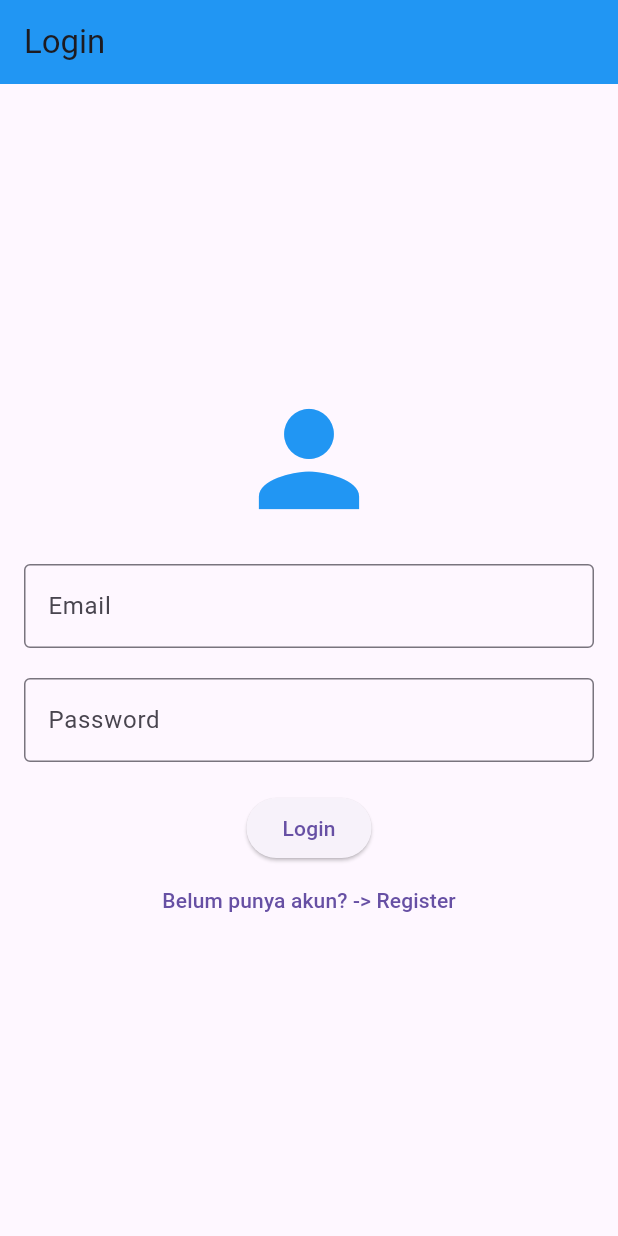
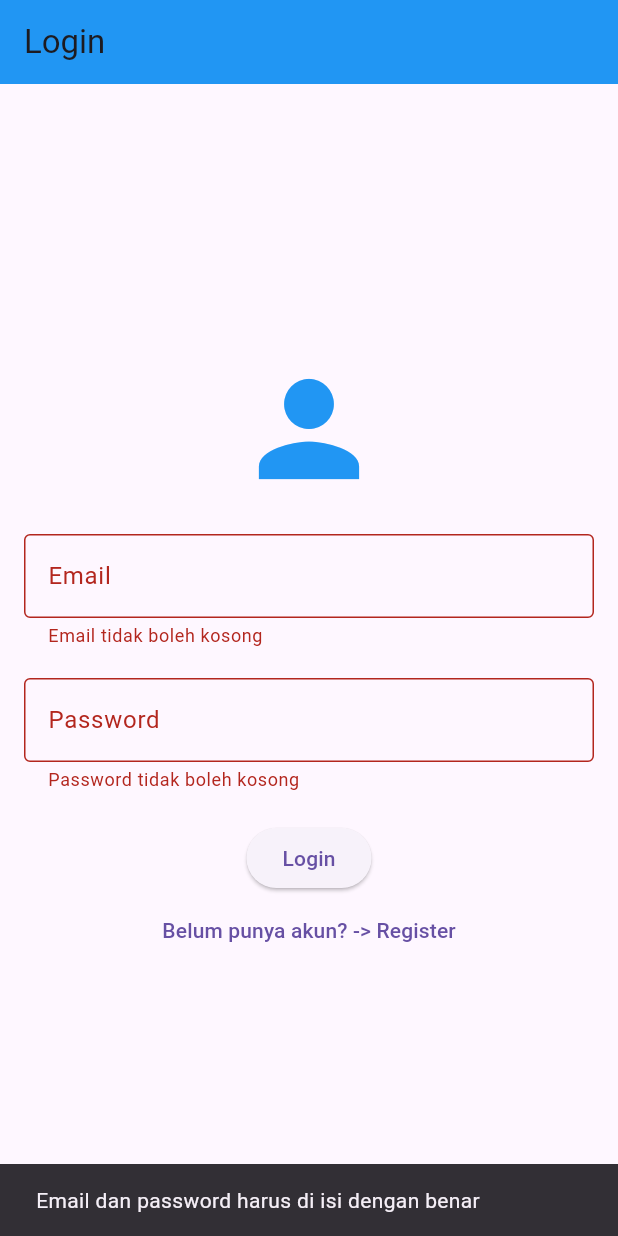
Before and after one commit to putrafir/flutter_kuliah_login_register, a Flutter app: the screen it shows after launch, after a tap on "Login", on a phone screen of 412 x 824 dp. Run offline on Flutter 3.47's test engine with Material 3 defaults, Android fonts, the phone set to English and light mode, and no system bars.

Commit message:
menambahkan validasi

```diff
--- /dev/null
+++ b/lib/home_page.dart
@@ -0,0 +1,23 @@
+import 'package:flutter/material.dart';
+
+class HomePage extends StatelessWidget {
+  @override
+  Widget build(BuildContext context) {
+    return Scaffold(
+      appBar: AppBar(title: Text('Home')),
+      body: Center(
+        child: Column(
+          mainAxisAlignment: MainAxisAlignment.center,
+          children: [
+            Text(
+              'Selamat datang, user@example.com!',
+              style: TextStyle(fontSize: 20, fontWeight: FontWeight.bold),
+            ),
+            SizedBox(height: 10),
+            Text('Ini adalah halaman home dengan data pengguna statis.'),
+          ],
+        ),
+      ),
+    );
+  }
+}
--- a/lib/login_page.dart
+++ b/lib/login_page.dart
@@ -1,12 +1,21 @@
 import 'package:flutter/material.dart';
 
-class LoginPage extends StatelessWidget {
+class LoginPage extends StatefulWidget {
   const LoginPage({super.key});
 
   @override
+  State<LoginPage> createState() => _LoginPageState();
+}
+
+class _LoginPageState extends State<LoginPage> {
+  @override
   Widget build(BuildContext context) {
+    final formKey = GlobalKey<FormState>();
     final TextEditingController emailController = TextEditingController();
     final TextEditingController passwordController = TextEditingController();
+
+    final String staticEmail = 'firdaus@gmail.com';
+    final String staticPassword = 'haduh123';
 
     return Scaffold(
       appBar: AppBar(
@@ -15,6 +24,8 @@ class LoginPage extends StatelessWidget {
       ),
       body: Padding(
         padding: const EdgeInsets.all(16.0),
+        child: Form(
+          key: formKey,
           child: Column(
             mainAxisAlignment: MainAxisAlignment.center,
             children: [
@@ -26,22 +37,40 @@ class LoginPage extends StatelessWidget {
               const SizedBox(
                 height: 20,
               ),
-            TextField(
+              TextFormField(
                 controller: emailController,
                 decoration: const InputDecoration(
                   labelText: 'Email',
                   border: OutlineInputBorder(),
                 ),
+                validator: (value) {
+                  if (value == null || value.isEmpty) {
+                    return 'Email tidak boleh kosong';
+                  }
+                  if (!RegExp(r'^[^@]+@[^@]+\.[^@]+').hasMatch(value)) {
+                    return 'Masukkan email yang valid';
+                  }
+                  return null;
+                },
               ),
               const SizedBox(
                 height: 20,
               ),
-            TextField(
+              TextFormField(
                 controller: passwordController,
                 decoration: const InputDecoration(
                   labelText: 'Password',
                   border: OutlineInputBorder(),
                 ),
+                validator: (value) {
+                  if (value == null || value.isEmpty) {
+                    return 'Password tidak boleh kosong';
+                  }
+                  if (value.length < 6) {
+                    return 'Password harus memiliki minimal 6 karakter';
+                  }
+                  return null;
+                },
                 obscureText: true,
               ),
               const SizedBox(
@@ -49,18 +78,16 @@ class LoginPage extends StatelessWidget {
               ),
               ElevatedButton(
                 onPressed: () {
-                // String email = emailController.text;
-                // String password = passwordController.text;
-
-                // if (email.isNotEmpty && password.isNotEmpty) {
-                //   Navigator.pushNamed(context, '/home');
-                // } else {
-                //   ScaffoldMessenger.of(context).showSnackBar(
-                //     SnackBar(
-                //       content: Text('Email dan password harus diisi!'),
-                //     ),
-                //   );
-                // }
+                  if (formKey.currentState!.validate()) {
+                    if (emailController.text == staticEmail &&
+                        passwordController.text == staticPassword) {
+                      Navigator.pushNamed(context, '/home');
+                    }
+                  } else {
+                    ScaffoldMessenger.of(context).showSnackBar(const SnackBar(
+                        content: Text(
+                            'Email dan password harus di isi dengan benar')));
+                  }
                 },
                 child: const Text('Login'),
               ),
@@ -71,6 +98,7 @@ class LoginPage extends StatelessWidget {
             ],
           ),
         ),
+      ),
     );
   }
 }
--- a/lib/main.dart
+++ b/lib/main.dart
@@ -1,4 +1,5 @@
 import 'package:flutter/material.dart';
+import 'package:kuliah_navigator2/home_page.dart';
 import 'package:kuliah_navigator2/login_page.dart';
 import 'package:kuliah_navigator2/register_page.dart';
 
@@ -20,6 +21,7 @@ class MyApp extends StatelessWidget {
       routes: {
         '/': (context) => LoginPage(),
         '/register': (context) => RegisterPage(),
+        '/home': (context) => HomePage(),
       },
     );
   }
```
Lines whose indentation alone changed are shown as unchanged.
